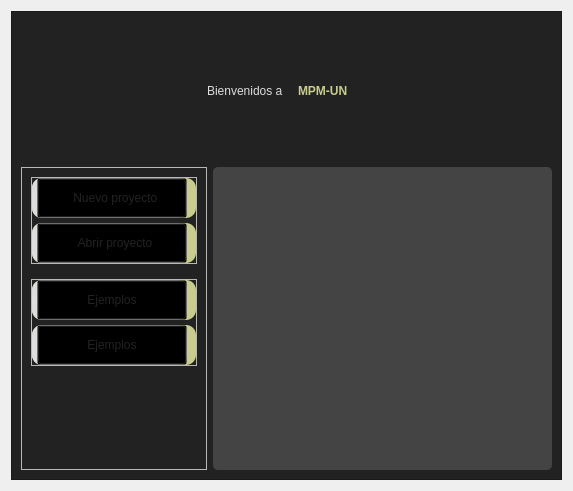
Before: the Qt Designer form UI/frame_inicio_1.ui in edwinar13/MPM-UN, drawn with Qt 5.
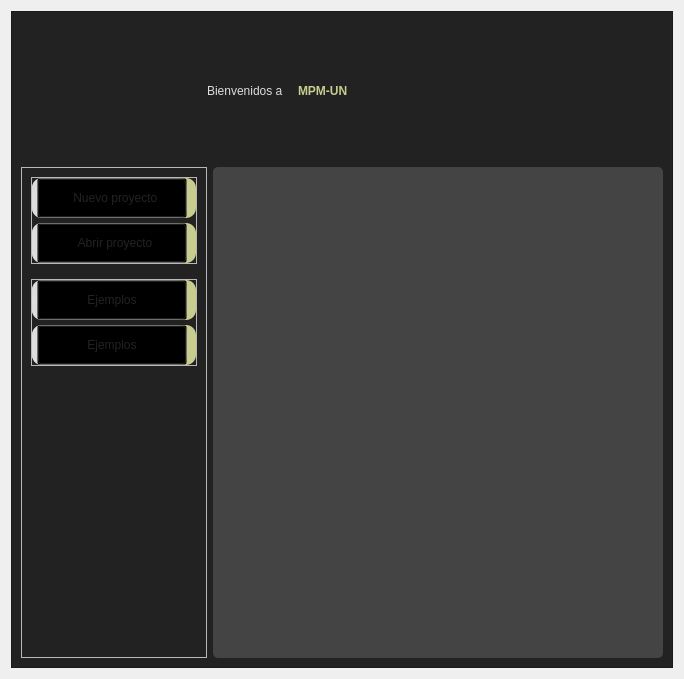
After: the same form once the commit is applied. Icons and pictures are not drawn.

Commit message: v0.2.1 se separa la UI de Home del main window, queda con funcionalidad igual que la v0.2.0

Diff of the .ui file:
```diff
--- a/UI/frame_inicio_1.ui
+++ b/UI/frame_inicio_1.ui
@@ -6,8 +6,8 @@
    <rect>
     <x>0</x>
     <y>0</y>
-    <width>573</width>
-    <height>491</height>
+    <width>684</width>
+    <height>679</height>
    </rect>
   </property>
   <property name="windowTitle">
@@ -849,8 +849,8 @@
                  <rect>
                   <x>0</x>
                   <y>0</y>
-                  <width>337</width>
-                  <height>301</height>
+                  <width>448</width>
+                  <height>489</height>
                  </rect>
                 </property>
                 <layout class="QVBoxLayout" name="verticalLayout">
```
Left out of the diff: 4 changed lines with no effect on the pictures. The commit also changes 7 other files.
